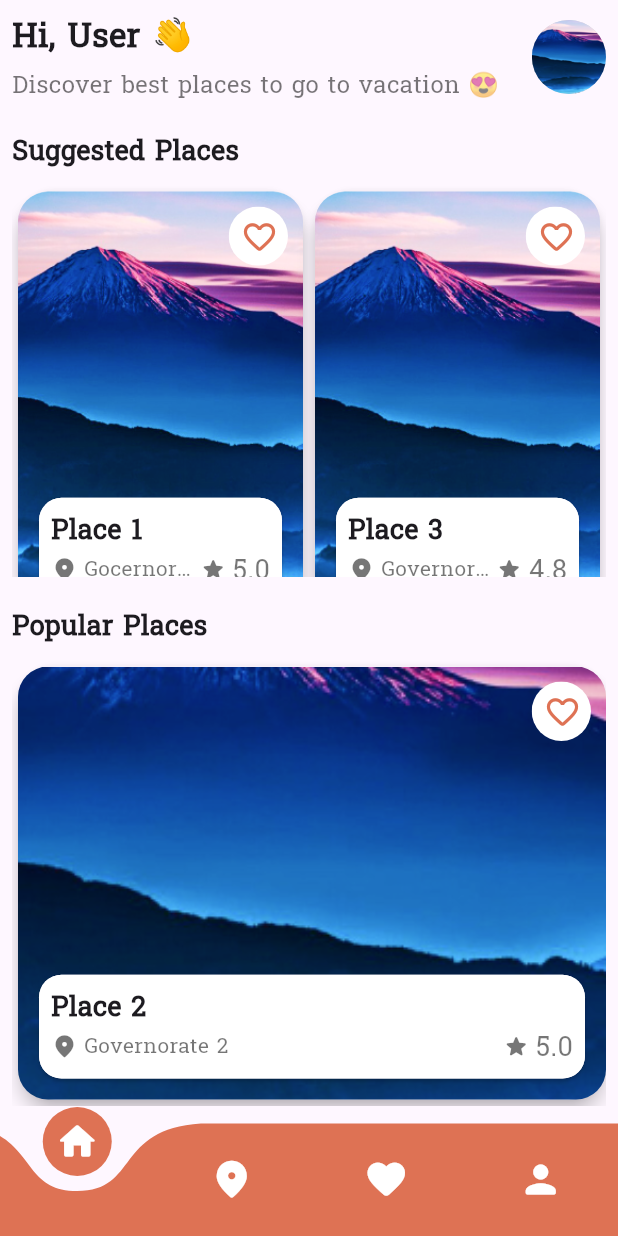
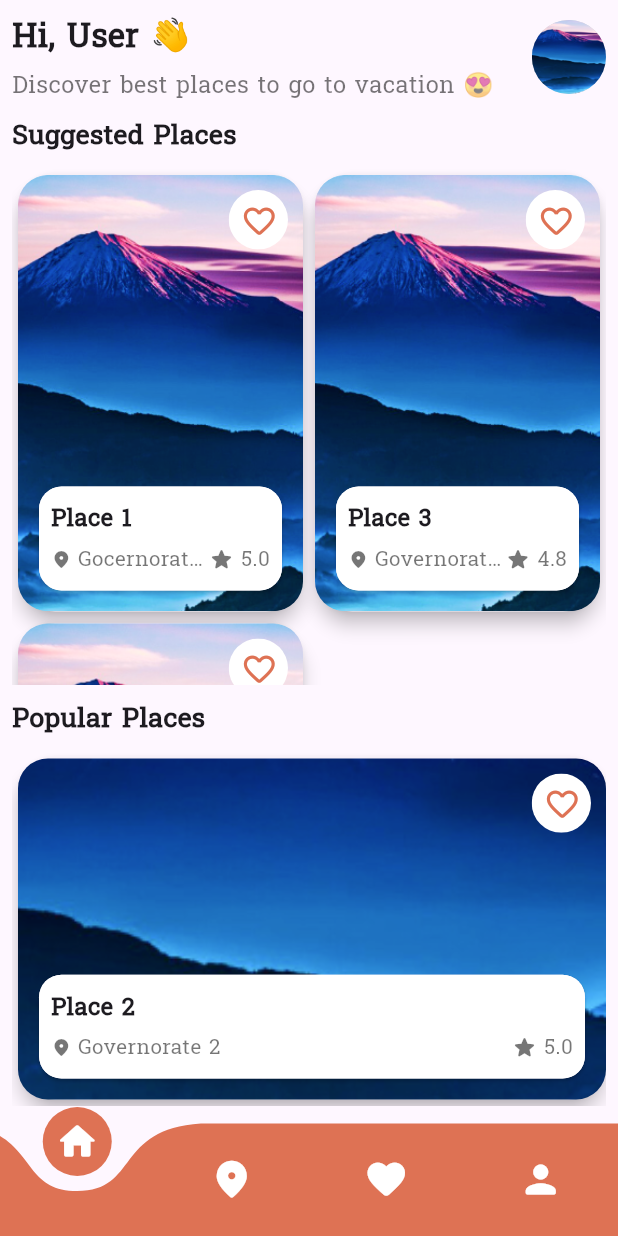
Before and after one commit to HaneenEhdaa/TouristGuide-FlutterApp, a Flutter app: the screen it shows after launch, on a phone screen of 412 x 824 dp. Run offline on Flutter 3.47's test engine with Material 3 defaults, Android fonts, the phone set to English and light mode, and no system bars; drawn by our look-alikes of curved_navigation_bar; our stand-ins replace country_picker, shared_preferences; missing offline and left inert: animated_snack_bar.

Commit message:
Edited UI

```diff
--- a/tourist_guide/lib/core/widgets/landmark_card.dart
+++ b/tourist_guide/lib/core/widgets/landmark_card.dart
@@ -69,16 +69,17 @@ class _LandmarkCardState extends State<LandmarkCard> {
     return Row(
       mainAxisAlignment: MainAxisAlignment.end,
       children: [
-        const Expanded(child: SizedBox()),
+        // const Expanded(child: SizedBox()),
         ClipOval(
           child: Container(
             width: SizeConfig.defaultSize! * 4,
             height: SizeConfig.defaultSize! * 4,
             decoration: detailsBoxTheme(15),
+            child: Center(
               child: IconButton(
                 icon: Icon(
                   fav ? Icons.favorite_rounded : Icons.favorite_border_rounded,
-                size: 25,
+                  size: SizeConfig.defaultSize! * 2.5,
                 ),
                 color: kMainColor,
                 onPressed: () {
@@ -90,6 +91,7 @@ class _LandmarkCardState extends State<LandmarkCard> {
                   //   SharedPrefs().setFavPlaces(ids: favPlaces);
                   // });
                 },
+              ),
             ),
           ),
         ),
@@ -113,8 +115,8 @@ class _LandmarkCardState extends State<LandmarkCard> {
           children: [
             Text(
               name,
-              style: const TextStyle(
-                fontSize: 18,
+              style: TextStyle(
+                fontSize: SizeConfig.defaultSize! * 1.6,
                 fontWeight: FontWeight.bold,
                 overflow: TextOverflow.ellipsis,
               ),
@@ -125,17 +127,17 @@ class _LandmarkCardState extends State<LandmarkCard> {
                 Flexible(
                   child: Row(
                     children: [
-                      const Icon(
+                      Icon(
                         Icons.place_rounded,
                         color: kLightBlack,
-                        size: 18,
+                        size: SizeConfig.defaultSize! * 1.4,
                       ),
                       const SizedBox(width: 4),
                       Expanded(
                         child: Text(
                           gov,
-                          style: const TextStyle(
-                            fontSize: 14,
+                          style: TextStyle(
+                            fontSize: SizeConfig.defaultSize! * 1.4,
                             color: kLightBlack,
                             overflow: TextOverflow.ellipsis,
                           ),
@@ -154,7 +156,10 @@ class _LandmarkCardState extends State<LandmarkCard> {
                     const SizedBox(width: 4),
                     Text(
                       rate,
-                      style: const TextStyle(fontSize: 18, color: kLightBlack),
+                      style: TextStyle(
+                        fontSize: SizeConfig.defaultSize! * 1.4,
+                        color: kLightBlack,
+                      ),
                     ),
                   ],
                 )
--- a/tourist_guide/lib/ui/landmarks/places_screen.dart
+++ b/tourist_guide/lib/ui/landmarks/places_screen.dart
@@ -2,62 +2,10 @@ import 'package:flutter/material.dart';
 import 'package:tourist_guide/core/colors/colors.dart';
 import 'package:tourist_guide/core/utils/size_config.dart';
 import 'package:tourist_guide/core/widgets/landmark_card.dart';
-import 'package:tourist_guide/data/models/landmark_model.dart';
 import 'package:tourist_guide/data/places_data/places_data.dart';
 
 class PlacesScreen extends StatelessWidget {
   const PlacesScreen({super.key});
-
-  static List<LandMark> kLandmarks = [
-    LandMark(
-      id: '0',
-      imgPath: 'assets/images/card_bg.png',
-      name: 'Place 1',
-      governorate: 'Gocernorate 1',
-      rate: '5.0',
-      fav: false,
-    ),
-    LandMark(
-      id: '1',
-      imgPath: 'assets/images/card_bg.png',
-      name: 'Place 2',
-      governorate: 'Governorate 2',
-      rate: '5.0',
-      fav: false,
-    ),
-    LandMark(
-      id: '2',
-      imgPath: 'assets/images/card_bg.png',
-      name: 'Place 3',
-      governorate: 'Governorate 3',
-      rate: '4.8',
-      fav: false,
-    ),
-    LandMark(
-      id: '3',
-      imgPath: 'assets/images/card_bg.png',
-      name: 'Place 4',
-      governorate: 'Governorate 4',
-      rate: '4.9',
-      fav: false,
-    ),
-    LandMark(
-      id: '4',
-      imgPath: 'assets/images/card_bg.png',
-      name: 'Place 5',
-      governorate: 'Governorate 5',
-      rate: '4.9',
-      fav: false,
-    ),
-    LandMark(
-      id: '5',
-      imgPath: 'assets/images/card_bg.png',
-      name: 'Place 6',
-      governorate: 'Governorate 6',
-      rate: '4.9',
-      fav: false,
-    ),
-  ];
 
 // The main UI of the PlacesScreen is built with padding and two main components:
 // the header and body. The header displays a personalized greeting, and the body
@@ -86,15 +34,18 @@ class PlacesScreen extends StatelessWidget {
             children: [
               Text(
                 'Hi, User 👋',
-                style: const TextStyle(
-                  fontSize: 22,
+                style: TextStyle(
+                  fontSize: SizeConfig.defaultSize! * 2.2,
                   fontWeight: FontWeight.bold,
                 ),
               ),
               SizeConfig().vSpace(0.5),
               Text(
                 'Discover best places to go to vacation 😍',
-                style: const TextStyle(fontSize: 16, color: kLightBlack),
+                style: TextStyle(
+                  fontSize: SizeConfig.defaultSize! * 1.6,
+                  color: kLightBlack,
+                ),
               ),
             ],
           ),
@@ -134,11 +85,11 @@ class PlacesScreen extends StatelessWidget {
         crossAxisAlignment: CrossAxisAlignment.start,
         mainAxisAlignment: MainAxisAlignment.start,
         children: [
-          SizeConfig().vSpace(2),
+          SizeConfig().vSpace(1),
           Text(
             'Suggested Places',
-            style: const TextStyle(
-              fontSize: 18,
+            style: TextStyle(
+              fontSize: SizeConfig.defaultSize! * 1.8,
               fontWeight: FontWeight.bold,
             ),
           ),
@@ -147,9 +98,9 @@ class PlacesScreen extends StatelessWidget {
             child: GridView.builder(
               padding: EdgeInsets.zero,
               itemCount: PlacesData().suggestedPlaces().length,
-              gridDelegate: const SliverGridDelegateWithFixedCrossAxisCount(
+              gridDelegate: SliverGridDelegateWithFixedCrossAxisCount(
                 crossAxisCount: 2,
-                childAspectRatio: 0.67,
+                childAspectRatio: SizeConfig.defaultSize! * 0.067,
               ),
               itemBuilder: (context, index) =>
                   LandmarkCard(place: PlacesData().suggestedPlaces()[index]),
@@ -167,17 +118,17 @@ class PlacesScreen extends StatelessWidget {
       crossAxisAlignment: CrossAxisAlignment.start,
       mainAxisAlignment: MainAxisAlignment.start,
       children: [
-        SizeConfig().vSpace(2),
+        SizeConfig().vSpace(1),
         Text(
           'Popular Places',
-          style: const TextStyle(
-            fontSize: 18,
+          style: TextStyle(
+            fontSize: SizeConfig.defaultSize! * 1.8,
             fontWeight: FontWeight.bold,
           ),
         ),
         SizeConfig().vSpace(1),
         SizedBox(
-          height: SizeConfig.defaultSize! * 30,
+          height: SizeConfig.screenHeight! / 3.5,
           width: double.infinity,
           child: ListView.builder(
             scrollDirection: Axis.horizontal,
```
Lines whose indentation alone changed are shown as unchanged.
